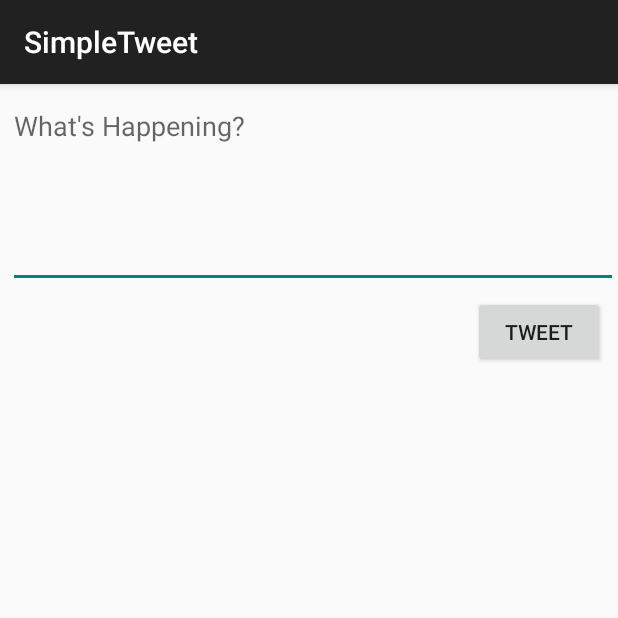
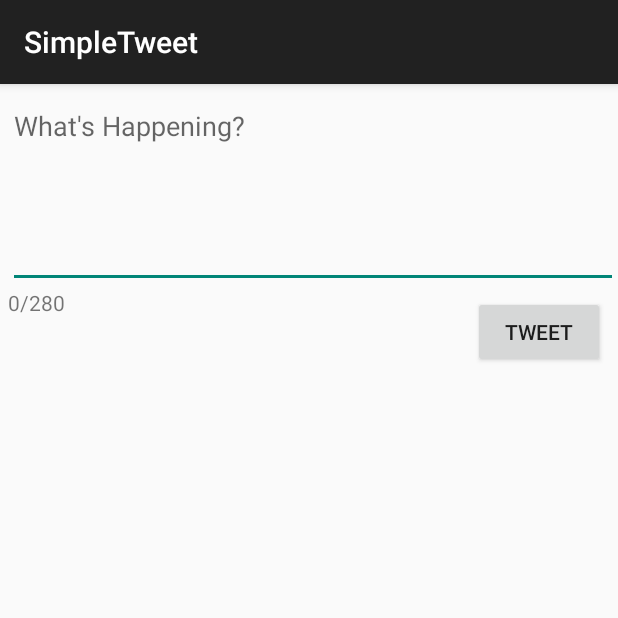
Before and after one commit to blell1/SimpleTweet, an Android app: the ComposeActivity screen opened directly, with no data from a screen before it, on a phone screen of 412 x 824 dp, the top half of it. Run offline under Robolectric (Android 15) with nearby library versions, the phone set to English and light mode, and no system bars; our stand-ins replace Room's generated code; libraries missing offline, so code that uses them is left out: com.codepath.asynchttpclient, com.facebook.stetho, org.parceler; 1 statement that could not run was skipped.

Commit message:
Added charcter count to tweet composition activity

```diff
--- a/app/src/main/java/com/codepath/apps/restclienttemplate/ComposeActivity.java
+++ b/app/src/main/java/com/codepath/apps/restclienttemplate/ComposeActivity.java
@@ -4,10 +4,13 @@ import androidx.appcompat.app.AppCompatActivity;
 
 import android.content.Intent;
 import android.os.Bundle;
+import android.text.Editable;
+import android.text.TextWatcher;
 import android.util.Log;
 import android.view.View;
 import android.widget.Button;
 import android.widget.EditText;
+import android.widget.TextView;
 import android.widget.Toast;
 
 import com.codepath.apps.restclienttemplate.models.Tweet;
@@ -25,7 +28,7 @@ public class ComposeActivity extends AppCompatActivity {
 
     EditText etCompose;
     Button btnTweet;
-
+    TextView charCount;
     TwitterClient client;
 
     @Override
@@ -37,8 +40,28 @@ public class ComposeActivity extends AppCompatActivity {
 
         etCompose = findViewById(R.id.etCompose);
         btnTweet = findViewById(R.id.btnTweet);
+        charCount = findViewById(R.id.etCharCount);
+
+        int start = 0;
+        int before = 280;
+        int count = 0;
+        etCompose.addTextChangedListener(new TextWatcher() {
+            @Override
+            public void beforeTextChanged(CharSequence charSequence, int start, int before, int count) {
+
+            }
+
+            @Override
+            public void onTextChanged(CharSequence charSequence, int start, int before, int count) {
 
 
+            }
+
+            @Override
+            public void afterTextChanged(Editable charSequence) {
+                charCount.setText(charSequence.length() + "/280");
+            }
+        });
         //set click listener
         btnTweet.setOnClickListener(new View.OnClickListener() {
             @Override
@@ -49,6 +72,10 @@ public class ComposeActivity extends AppCompatActivity {
                     return;
                 }
                 if (tweetContent.length() > MAX_TWEET_LENGTH){
+                    Toast.makeText(ComposeActivity.this, "Sorry, your tweet is too long", Toast.LENGTH_LONG).show();
+                    return;
+                }
+                if (etCompose.length() > 280){
                     Toast.makeText(ComposeActivity.this, "Sorry, your tweet is too long", Toast.LENGTH_LONG).show();
                     return;
                 }
--- a/app/src/main/res/layout/activity_compose.xml
+++ b/app/src/main/res/layout/activity_compose.xml
@@ -28,4 +28,13 @@
         android:layout_marginTop="5dp"
         android:layout_marginEnd="5dp"
         android:text="@string/tweet" />
+
+    <TextView
+        android:id="@+id/etCharCount"
+        android:layout_width="wrap_content"
+        android:layout_height="wrap_content"
+        android:layout_below="@+id/etCompose"
+        android:layout_marginStart="5dp"
+        android:layout_marginTop="0dp"
+        android:text="0/280" />
 </RelativeLayout>
```
